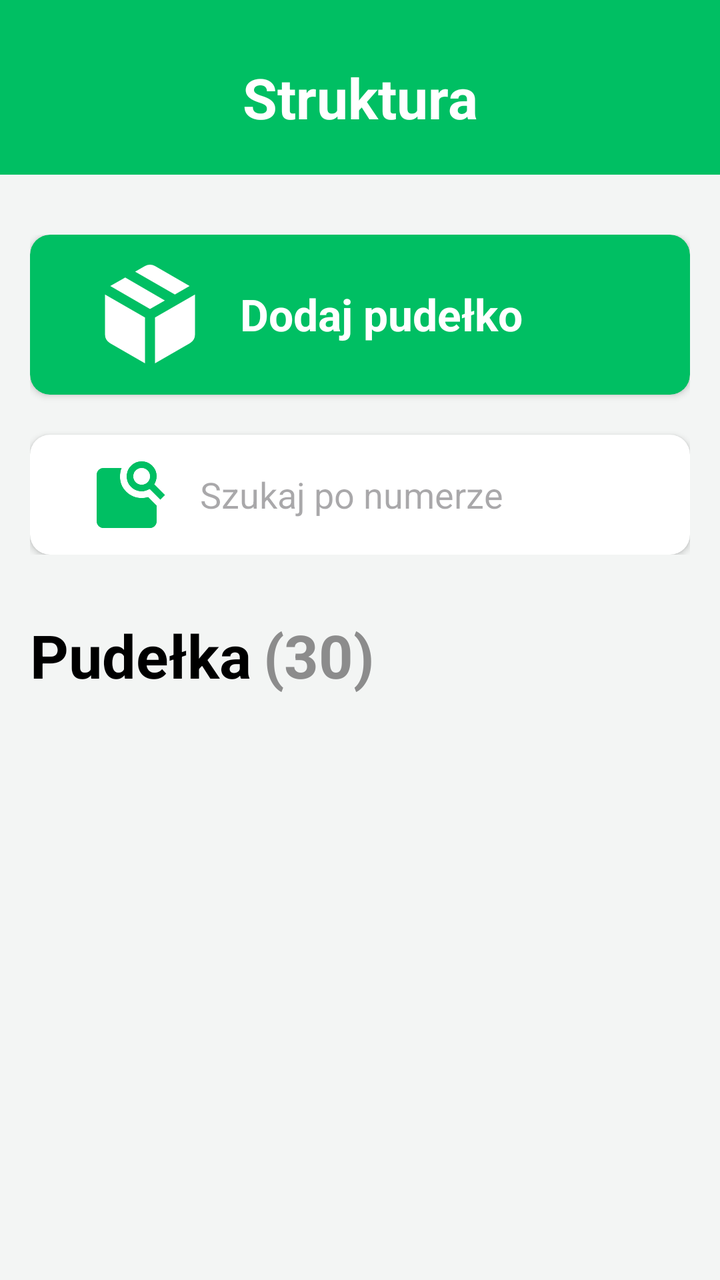
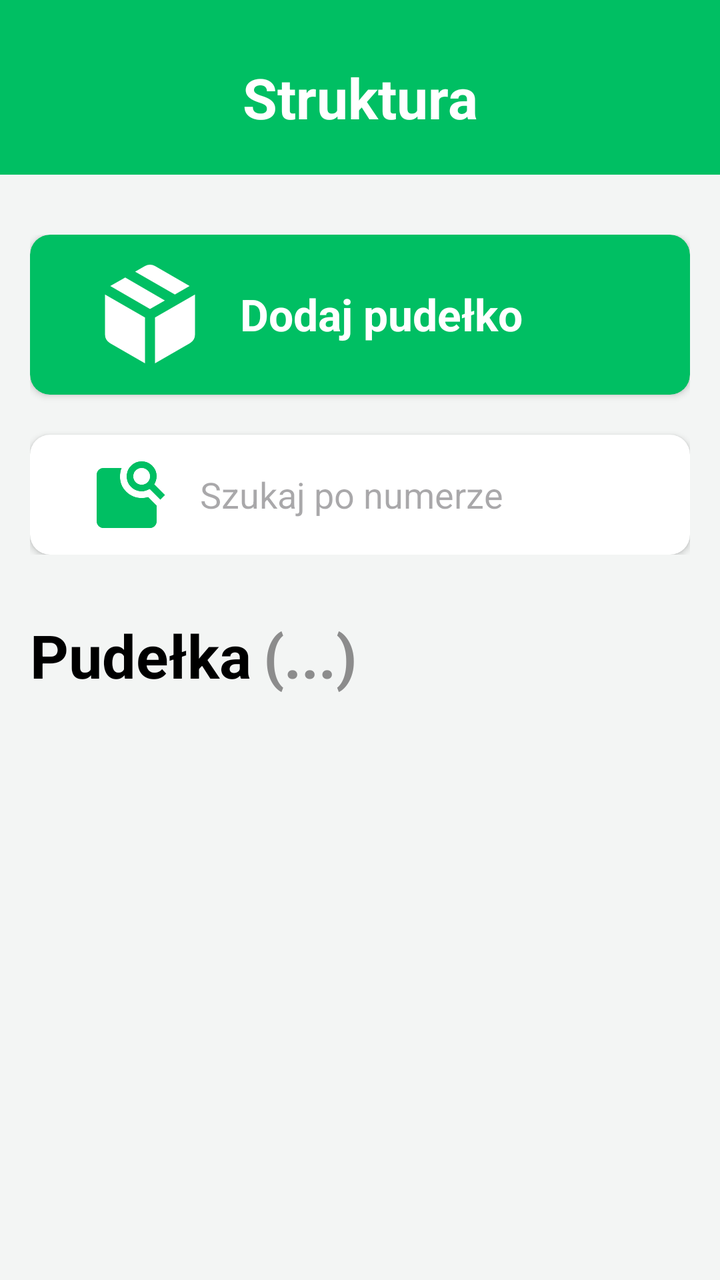

Before-and-after screenshots of an Android layout around one commit, followed by the original layout XML and the change that was made.
<!-- AndroidManifest.xml: application theme Theme.InventoryMaster -->
<!-- res/layout/page_structure.xml -->
<?xml version="1.0" encoding="utf-8"?>
<androidx.constraintlayout.widget.ConstraintLayout xmlns:android="http://schemas.android.com/apk/res/android"
    xmlns:app="http://schemas.android.com/apk/res-auto"
    xmlns:tools="http://schemas.android.com/tools"
    android:id="@+id/main"
    android:layout_width="match_parent"
    android:layout_height="match_parent"
    android:background="?attr/backgroundColor"
    tools:context=".Activities.MainActivity">

    <androidx.constraintlayout.widget.ConstraintLayout
        android:id="@+id/constraintLayout"
        android:layout_width="0dp"
        android:layout_height="wrap_content"
        android:background="?attr/colorPrimary"
        app:layout_constraintEnd_toEndOf="parent"
        app:layout_constraintHorizontal_bias="0.0"
        app:layout_constraintStart_toStartOf="parent"
        app:layout_constraintTop_toTopOf="parent">

        <TextView
            android:id="@+id/mainTv"
            android:layout_width="wrap_content"
            android:layout_height="wrap_content"
            android:layout_marginTop="30dp"
            android:layout_marginBottom="20dp"
            android:text="Struktura"
            android:textColor="?attr/colorOnPrimary"
            android:textSize="28sp"
            android:textStyle="bold"
            app:layout_constraintBottom_toBottomOf="parent"
            app:layout_constraintEnd_toEndOf="parent"
            app:layout_constraintStart_toStartOf="parent"
            app:layout_constraintTop_toTopOf="parent" />

    </androidx.constraintlayout.widget.ConstraintLayout>

    <androidx.constraintlayout.widget.ConstraintLayout
        android:id="@+id/constraintLayout2"
        android:layout_width="0dp"
        android:layout_height="wrap_content"
        android:layout_marginStart="15dp"
        android:layout_marginTop="30dp"
        android:layout_marginEnd="15dp"
        app:layout_constraintEnd_toEndOf="parent"
        app:layout_constraintStart_toStartOf="parent"
        app:layout_constraintTop_toBottomOf="@+id/constraintLayout">

        <androidx.cardview.widget.CardView
            android:id="@+id/structureAddCv"
            android:layout_width="match_parent"
            android:layout_height="80dp"
            app:cardBackgroundColor="?attr/colorPrimary"
            app:cardCornerRadius="10dp"
            app:layout_constraintEnd_toEndOf="parent"
            app:layout_constraintStart_toStartOf="parent"
            app:layout_constraintTop_toTopOf="parent">

            <ImageView
                android:id="@+id/structureAddIv"
                android:layout_width="60dp"
                android:layout_height="60dp"
                android:layout_marginStart="30dp"
                android:layout_marginTop="10dp"
                android:layout_marginBottom="10dp"
                android:src="@drawable/box"
                app:layout_constraintStart_toStartOf="parent"
                app:tint="?attr/colorOnPrimary" />

            <TextView
                android:id="@+id/structureAddTv"
                android:layout_width="wrap_content"
                android:layout_height="30dp"
                android:layout_marginLeft="105dp"
                android:layout_marginTop="25dp"
                android:text="Dodaj pudełko"
                android:textAlignment="viewStart"
                android:textColor="?attr/colorOnPrimary"
                android:textSize="22sp"
                android:textStyle="bold" />
        </androidx.cardview.widget.CardView>

        <androidx.cardview.widget.CardView
            android:id="@+id/structureSearchCv"
            android:layout_width="0dp"
            android:layout_height="60dp"
            android:layout_marginTop="20dp"
            app:cardBackgroundColor="?attr/cardBackgroundColor"
            app:cardCornerRadius="10dp"
            app:layout_constraintEnd_toEndOf="parent"
            app:layout_constraintStart_toStartOf="parent"
            app:layout_constraintTop_toBottomOf="@+id/structureAddCv">

            <ImageView
                android:id="@+id/structureSearchIv"
                android:layout_width="40dp"
                android:layout_height="40dp"
                android:layout_marginLeft="30dp"
                android:layout_marginTop="10dp"
                android:layout_marginBottom="10dp"
                android:src="@drawable/feature_search"
                app:tint="?attr/colorPrimary" />

            <EditText
                android:id="@+id/structureSearchTe"
                android:layout_width="wrap_content"
                android:layout_height="40dp"
                android:layout_marginLeft="85dp"
                android:layout_marginTop="10dp"
                android:background="@null"
                android:ems="10"
                android:hint="Szukaj po numerze"
                android:inputType="number"
                android:textColor="?attr/colorOnBackground" />
        </androidx.cardview.widget.CardView>
    </androidx.constraintlayout.widget.ConstraintLayout>

    <LinearLayout
        android:id="@+id/linearLayout"
        android:layout_width="0dp"
        android:layout_height="wrap_content"
        android:layout_marginStart="15dp"
        android:layout_marginTop="30dp"
        android:layout_marginEnd="15dp"
        android:orientation="horizontal"
        app:layout_constraintEnd_toEndOf="parent"
        app:layout_constraintStart_toStartOf="parent"
        app:layout_constraintTop_toBottomOf="@+id/constraintLayout2">

        <TextView
            android:id="@+id/textView"
            android:layout_width="wrap_content"
            android:layout_height="wrap_content"
            android:text="Pudełka"
            android:textColor="?attr/colorOnBackground"
            android:textSize="30sp"
            android:textStyle="bold" />

        <Space
            android:layout_width="6dp"
            android:layout_height="wrap_content" />

        <TextView
            android:id="@+id/structureNumberTv"
            android:layout_width="wrap_content"
            android:layout_height="wrap_content"
            android:layout_weight="1"
            android:text="(30)"
            android:textColor="@color/gray"
            android:textSize="30sp"
            android:textStyle="bold" />

    </LinearLayout>

    <androidx.recyclerview.widget.RecyclerView
        android:id="@+id/structureRv"
        android:layout_width="0dp"
        android:layout_height="0dp"
        android:layout_marginStart="15dp"
        android:layout_marginTop="20dp"
        android:layout_marginEnd="15dp"
        android:layout_marginBottom="15dp"
        android:scrollbars="vertical"
        app:layout_constraintBottom_toBottomOf="parent"
        app:layout_constraintEnd_toEndOf="parent"
        app:layout_constraintStart_toStartOf="parent"
        app:layout_constraintTop_toBottomOf="@+id/linearLayout"
        tools:itemCount="300"
        tools:listitem="@layout/recycler_universal" />

</androidx.constraintlayout.widget.ConstraintLayout>
<!-- res/layout/recycler_universal.xml (included above) -->
<?xml version="1.0" encoding="utf-8"?>
<androidx.constraintlayout.widget.ConstraintLayout xmlns:android="http://schemas.android.com/apk/res/android"
    xmlns:app="http://schemas.android.com/apk/res-auto"
    xmlns:tools="http://schemas.android.com/tools"
    android:layout_width="match_parent"
    android:layout_height="wrap_content"
    android:layout_marginBottom="10dp">

    <androidx.cardview.widget.CardView
        android:id="@+id/universalCv"
        android:layout_width="0dp"
        android:layout_height="45dp"
        app:cardBackgroundColor="?attr/cardBackgroundColor"
        app:cardCornerRadius="6dp"
        app:layout_constraintEnd_toEndOf="parent"
        app:layout_constraintStart_toStartOf="parent"
        app:layout_constraintTop_toTopOf="parent">

        <LinearLayout
            android:layout_width="match_parent"
            android:layout_height="match_parent"
            android:layout_marginLeft="15dp"
            android:layout_marginTop="5dp"
            android:layout_marginRight="15dp"
            android:layout_marginBottom="5dp"
            android:orientation="horizontal"
            app:layout_constraintBottom_toBottomOf="parent"
            app:layout_constraintTop_toTopOf="parent">

            <TextView
                android:id="@+id/universalLabelTv"
                android:layout_width="wrap_content"
                android:layout_height="35dp"
                android:layout_weight="1"
                android:text="ITEM001"
                android:textColor="?attr/colorOnBackground"
                android:textSize="25sp"
                android:textStyle="bold"
                app:layout_constraintBottom_toBottomOf="parent"
                app:layout_constraintTop_toTopOf="parent" />

            <Space
                android:layout_width="20dp"
                android:layout_height="wrap_content" />

            <TextView
                android:layout_width="wrap_content"
                android:layout_height="35dp"
                android:text=">"
                android:textColor="@color/colorPrimary"
                android:textSize="25sp"
                android:textStyle="bold" />
        </LinearLayout>

    </androidx.cardview.widget.CardView>
</androidx.constraintlayout.widget.ConstraintLayout>
<!-- resources referenced by this layout -->
<resources>
  <color name="colorPrimary">#00bf63</color>
  <color name="gray">#8C8C8C</color>
  <!-- drawable box (drawable) -->
  <vector xmlns:android="http://schemas.android.com/apk/res/android"
      android:width="24dp"
      android:height="24dp"
      android:viewportWidth="960"
      android:viewportHeight="960">
    <path
        android:pathData="M440,869v-366L120,318v321q0,22 10.5,40t29.5,29L440,869ZM520,869 L800,708q19,-11 29.5,-29t10.5,-40v-321L520,503v366ZM679,319 L797,250 520,91q-19,-11 -40,-11t-40,11l-79,45 318,183ZM480,434l119,-68 -317,-184 -120,69 318,183Z"
        android:fillColor="#EA3323"/>
  </vector>
  <!-- drawable feature_search (drawable) -->
  <vector xmlns:android="http://schemas.android.com/apk/res/android"
      android:width="24dp"
      android:height="24dp"
      android:viewportWidth="960"
      android:viewportHeight="960">
    <path
        android:pathData="m772,356 l128,128 -56,56 -128,-128q-21,12 -45,20t-51,8q-75,0 -127.5,-52.5T440,260q0,-75 52.5,-127.5T620,80q75,0 127.5,52.5T800,260q0,27 -8,51t-20,45ZM691,331q29,-29 29,-71t-29,-71q-29,-29 -71,-29t-71,29q-29,29 -29,71t29,71q29,29 71,29t71,-29ZM160,880q-33,0 -56.5,-23.5T80,800v-560q0,-33 23.5,-56.5T160,160h220q-11,25 -15,51.5t-4,52.5q0,109 77,182t183,73q19,0 38,-2.5t39,-8.5l102,102v190q0,33 -23.5,56.5T720,880L160,880Z"
        android:fillColor="#EA3323"/>
  </vector>
  <style name="Theme.InventoryMaster" parent="Base.Theme.InventoryMaster" />
  <style name="Base.Theme.InventoryMaster" parent="Theme.Material3.DayNight.NoActionBar">
          <item name="android:statusBarColor">@color/colorPrimary</item>
          <item name="android:navigationBarColor">@color/white</item>
          <item name="android:windowLightStatusBar">false</item>
  
          <item name="colorPrimary">@color/colorPrimary</item>
  
          <item name="colorOnPrimary">@color/white</item>
  
          <item name="backgroundColor">@color/light</item>
          <item name="colorOnBackground">@color/black</item>
  
          <item name="cardBackgroundColor">@color/white</item>
      </style>
  <color name="white">#FFFFFFFF</color>
  <color name="light">#f3f5f4</color>
  <color name="black">#FF000000</color>
</resources>

<!-- the commit's change to res/layout/page_structure.xml (unified diff, before → after) -->
@@ -6,7 +6,7 @@
     android:layout_width="match_parent"
     android:layout_height="match_parent"
     android:background="?attr/backgroundColor"
-    tools:context=".Activities.MainActivity">
+    tools:context=".Modules.Main.MainActivity">
 
     <androidx.constraintlayout.widget.ConstraintLayout
         android:id="@+id/constraintLayout"
@@ -103,10 +103,11 @@
 
             <EditText
                 android:id="@+id/structureSearchTe"
-                android:layout_width="wrap_content"
+                android:layout_width="match_parent"
                 android:layout_height="40dp"
                 android:layout_marginLeft="85dp"
                 android:layout_marginTop="10dp"
+                android:layout_marginRight="10dp"
                 android:background="@null"
                 android:ems="10"
                 android:hint="Szukaj po numerze"
@@ -145,7 +146,7 @@
             android:layout_width="wrap_content"
             android:layout_height="wrap_content"
             android:layout_weight="1"
-            android:text="(30)"
+            android:text="(...)"
             android:textColor="@color/gray"
             android:textSize="30sp"
             android:textStyle="bold" />
